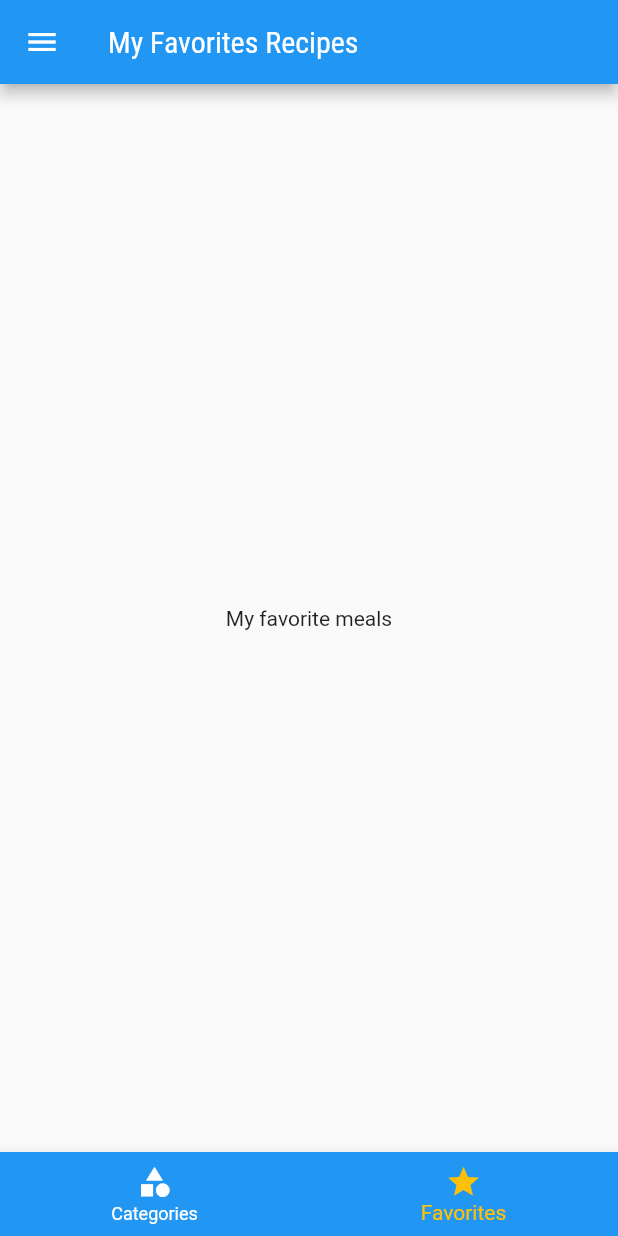
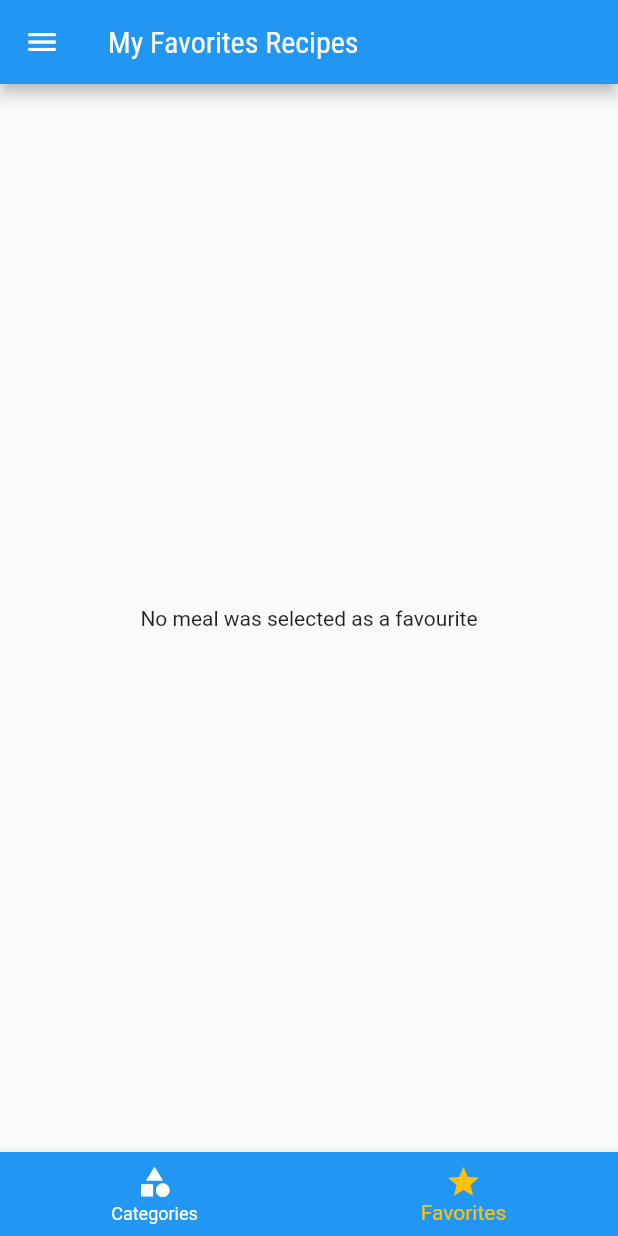
Before and after one commit to Carlxiso/Meals, a Flutter app: the screen it shows after launch, item 2 of the bottom bar chosen, on a phone screen of 412 x 824 dp. Run offline on Flutter 3.47's test engine with Material 2 defaults, Android fonts, the phone set to English and light mode, and no system bars.

Commit message:
Selecting Meals as Favourite - Btn action

```diff
--- a/meals/lib/main.dart
+++ b/meals/lib/main.dart
@@ -23,6 +23,8 @@ class _MyAppState extends State<MyApp> {
 
   List<Meal> _availableMeals = DUMMY_MEALS;
 
+  List<Meal> _favoriteMeals = [];
+
   /// Metodo que vai ser chamado sempre que existirem mudanças nas configurações
   void _filterMeals(Settings settings) {
     setState(() {
@@ -42,6 +44,19 @@ class _MyAppState extends State<MyApp> {
     });
   }
 
+  void _toggleFavorite(Meal meal) {
+    setState(() {
+      _favoriteMeals.contains(meal)
+          ? _favoriteMeals.remove(meal)
+          : _favoriteMeals.add(meal);
+    });
+  }
+
+  /// Esta função vai representar visualmente se uma refeição foi marcada como favorita ou não
+  bool _isFavorite(Meal meal) {
+    return _favoriteMeals.contains(meal);
+  }
+
   @override
   Widget build(BuildContext context) {
     return MaterialApp(
@@ -57,10 +72,11 @@ class _MyAppState extends State<MyApp> {
             )),
       ),
       routes: {
-        AppRoutes.HOME: (context) => const TabsScreen(),
+        AppRoutes.HOME: (context) => TabsScreen(_favoriteMeals),
         AppRoutes.CATEGORIES_MEALS: (context) =>
             CategoriesMealsScreen(_availableMeals),
-        AppRoutes.MEAL_DETAIL: (context) => MealDetailScreen(),
+        AppRoutes.MEAL_DETAIL: (context) =>
+            MealDetailScreen(_toggleFavorite, _isFavorite),
         AppRoutes.SETTINGS: (context) => SettingsScreen(settings, _filterMeals),
       },
     );
--- a/meals/lib/screens/favorite_screen.dart
+++ b/meals/lib/screens/favorite_screen.dart
@@ -1,12 +1,27 @@
 import 'package:flutter/material.dart';
+import '../components/meal_item.dart';
+import '../models/meal.dart';
 
 class FavorirteScreen extends StatelessWidget {
-  const FavorirteScreen({Key? key}) : super(key: key);
+  // const FavorirteScreen({Key? key}) : super(key: key);
+
+  final List<Meal> favoriteMeals;
+
+  const FavorirteScreen(this.favoriteMeals);
 
   @override
   Widget build(BuildContext context) {
-    return Center(
-      child: Text('My favorite meals'),
-    );
+    if (favoriteMeals.isEmpty) {
+      return Center(
+        child: Text('No meal was selected as a favourite'),
+      );
+    } else {
+      return ListView.builder(
+        itemCount: favoriteMeals.length,
+        itemBuilder: (ctx, index) {
+          return MealItem(favoriteMeals[index]);
+        },
+      );
+    }
   }
 }
--- a/meals/lib/screens/meal_detail_screen.dart
+++ b/meals/lib/screens/meal_detail_screen.dart
@@ -5,9 +5,15 @@ import '../models/meal.dart';
 class MealDetailScreen extends StatelessWidget {
   // const MealDetailScreen({Key? key}) : super(key: key);
 
+  final Function(Meal) onToggleFavorite;
+
+  final bool Function(Meal) isFavourite;
+
+  const MealDetailScreen(this.onToggleFavorite, this.isFavourite);
+
   Widget _createSectionTitle(BuildContext context, String title) {
     return Container(
-      margin: EdgeInsets.symmetric(
+      margin: const EdgeInsets.symmetric(
         vertical: 10,
       ),
       child: Text(
@@ -93,9 +99,11 @@ class MealDetailScreen extends StatelessWidget {
         ),
       ),
       floatingActionButton: FloatingActionButton(
-        child: Icon(Icons.star),
+        child: Icon(
+          isFavourite(meal) ? Icons.star : Icons.star_border,
+        ),
         onPressed: () {
-          Navigator.of(context).pop(meal.title);
+          onToggleFavorite(meal);
         },
       ),
     );
--- a/meals/lib/screens/tabs_screen.dart
+++ b/meals/lib/screens/tabs_screen.dart
@@ -4,9 +4,14 @@ import 'package:meals/screens/categories_screens.dart';
 import 'categories_screens.dart';
 import 'favorite_screen.dart';
 import '../components/main_drawer.dart';
+import '../models/meal.dart';
 
 class TabsScreen extends StatefulWidget {
-  const TabsScreen({Key? key}) : super(key: key);
+  // const TabsScreen({Key? key}) : super(key: key);
+
+  final List<Meal> favoriteMeals;
+
+  const TabsScreen(this.favoriteMeals);
 
   @override
   State<TabsScreen> createState() => _TabsScreenState();
@@ -20,10 +25,16 @@ class _TabsScreenState extends State<TabsScreen> {
     'Categories List',
     'My Favorites Recipes',
   ];
-  final List<Widget> _screens = [
-    const CategoriesScreen(),
-    const FavorirteScreen(),
-  ];
+  List<Widget> _screens = [];
+
+  @override
+  void initState() {
+    super.initState();
+    _screens = [
+      CategoriesScreen(),
+      FavorirteScreen(widget.favoriteMeals),
+    ];
+  }
 
   _selectScreen(int index) {
     setState(() {
```
